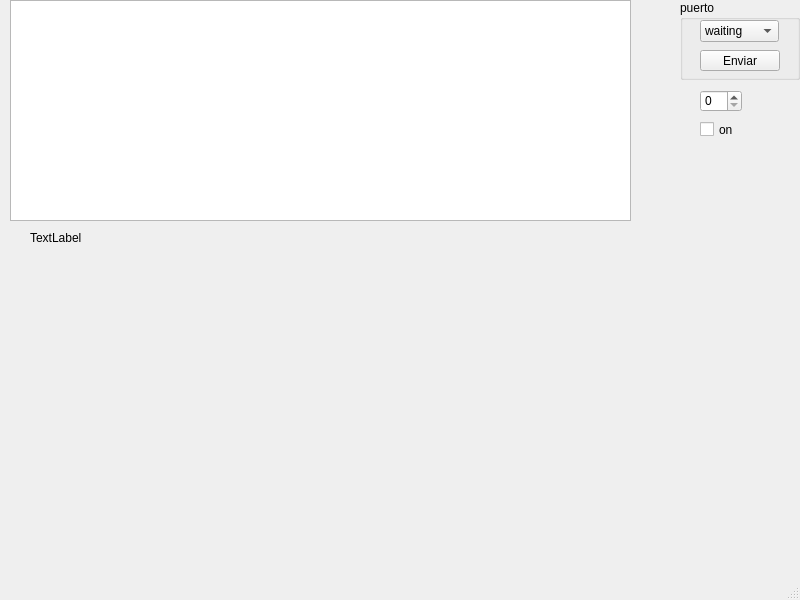
This is mainwindow.ui in Gonzanegro/JuegoToposQt as Qt 5 draws it before an edit. The edited form follows.
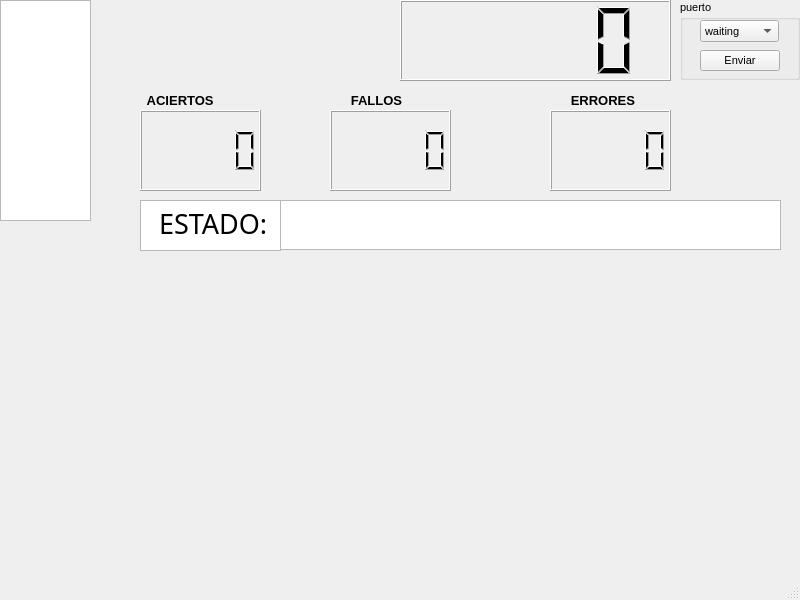
This is the edited form.

Commit message: manejando tiempos falta juego

```diff
--- a/mainwindow.ui
+++ b/mainwindow.ui
@@ -10,6 +10,11 @@
     <height>600</height>
    </rect>
   </property>
+  <property name="font">
+   <font>
+    <pointsize>8</pointsize>
+   </font>
+  </property>
   <property name="windowTitle">
    <string>MainWindow</string>
   </property>
@@ -17,9 +22,9 @@
    <widget class="QTextBrowser" name="textBrowser">
     <property name="geometry">
      <rect>
-      <x>10</x>
+      <x>0</x>
       <y>0</y>
-      <width>621</width>
+      <width>91</width>
       <height>221</height>
      </rect>
     </property>
@@ -101,43 +106,162 @@
      </property>
     </widget>
    </widget>
-   <widget class="QSpinBox" name="spinBox">
+   <widget class="QTextEdit" name="state">
+    <property name="enabled">
+     <bool>true</bool>
+    </property>
     <property name="geometry">
      <rect>
-      <x>700</x>
-      <y>90</y>
-      <width>42</width>
-      <height>22</height>
+      <x>280</x>
+      <y>200</y>
+      <width>501</width>
+      <height>50</height>
      </rect>
     </property>
-    <property name="maximum">
-     <number>3</number>
+    <property name="font">
+     <font>
+      <family>ISOCPEUR</family>
+      <pointsize>20</pointsize>
+     </font>
     </property>
+    <property name="autoFillBackground">
+     <bool>true</bool>
+    </property>
+    <property name="readOnly">
+     <bool>true</bool>
+    </property>
+    <property name="html">
+     <string>&lt;!DOCTYPE HTML PUBLIC &quot;-//W3C//DTD HTML 4.0//EN&quot; &quot;http://www.w3.org/TR/REC-html40/strict.dtd&quot;&gt;
+&lt;html&gt;&lt;head&gt;&lt;meta name=&quot;qrichtext&quot; content=&quot;1&quot; /&gt;&lt;style type=&quot;text/css&quot;&gt;
+p, li { white-space: pre-wrap; }
+&lt;/style&gt;&lt;/head&gt;&lt;body style=&quot; font-family:'ISOCPEUR'; font-size:20pt; font-weight:400; font-style:normal;&quot;&gt;
+&lt;p align=&quot;center&quot; style=&quot;-qt-paragraph-type:empty; margin-top:0px; margin-bottom:0px; margin-left:0px; margin-right:0px; -qt-block-indent:0; text-indent:0px; font-family:'Impact';&quot;&gt;&lt;br /&gt;&lt;/p&gt;&lt;/body&gt;&lt;/html&gt;</string>
+    </property>
    </widget>
-   <widget class="QCheckBox" name="checkBox">
+   <widget class="QTextEdit" name="Estadotxt">
     <property name="geometry">
      <rect>
-      <x>700</x>
-      <y>120</y>
-      <width>72</width>
-      <height>19</height>
+      <x>140</x>
+      <y>200</y>
+      <width>141</width>
+      <height>51</height>
      </rect>
     </property>
-    <property name="text">
-     <string>on</string>
+    <property name="font">
+     <font>
+      <family>ISOCPEUR</family>
+      <pointsize>20</pointsize>
+     </font>
+    </property>
+    <property name="readOnly">
+     <bool>true</bool>
+    </property>
+    <property name="html">
+     <string>&lt;!DOCTYPE HTML PUBLIC &quot;-//W3C//DTD HTML 4.0//EN&quot; &quot;http://www.w3.org/TR/REC-html40/strict.dtd&quot;&gt;
+&lt;html&gt;&lt;head&gt;&lt;meta name=&quot;qrichtext&quot; content=&quot;1&quot; /&gt;&lt;style type=&quot;text/css&quot;&gt;
+p, li { white-space: pre-wrap; }
+&lt;/style&gt;&lt;/head&gt;&lt;body style=&quot; font-family:'ISOCPEUR'; font-size:20pt; font-weight:400; font-style:normal;&quot;&gt;
+&lt;p style=&quot; margin-top:0px; margin-bottom:0px; margin-left:0px; margin-right:0px; -qt-block-indent:0; text-indent:0px;&quot;&gt;  ESTADO:&lt;/p&gt;&lt;/body&gt;&lt;/html&gt;</string>
+    </property>
+   </widget>
+   <widget class="QLCDNumber" name="LcdAciertos">
+    <property name="geometry">
+     <rect>
+      <x>140</x>
+      <y>110</y>
+      <width>121</width>
+      <height>81</height>
+     </rect>
+    </property>
+   </widget>
+   <widget class="QLCDNumber" name="lcdFallos">
+    <property name="geometry">
+     <rect>
+      <x>330</x>
+      <y>110</y>
+      <width>121</width>
+      <height>81</height>
+     </rect>
+    </property>
+   </widget>
+   <widget class="QLCDNumber" name="lcdErrores">
+    <property name="geometry">
+     <rect>
+      <x>550</x>
+      <y>110</y>
+      <width>121</width>
+      <height>81</height>
+     </rect>
+    </property>
+   </widget>
+   <widget class="QLCDNumber" name="lcdPuntaje">
+    <property name="geometry">
+     <rect>
+      <x>400</x>
+      <y>0</y>
+      <width>271</width>
+      <height>81</height>
+     </rect>
     </property>
    </widget>
    <widget class="QLabel" name="label">
     <property name="geometry">
      <rect>
-      <x>30</x>
-      <y>230</y>
-      <width>161</width>
-      <height>16</height>
+      <x>140</x>
+      <y>90</y>
+      <width>81</width>
+      <height>21</height>
      </rect>
     </property>
+    <property name="font">
+     <font>
+      <pointsize>10</pointsize>
+      <weight>75</weight>
+      <bold>true</bold>
+     </font>
+    </property>
     <property name="text">
-     <string>TextLabel</string>
+     <string>  ACIERTOS</string>
+    </property>
+   </widget>
+   <widget class="QLabel" name="label_2">
+    <property name="geometry">
+     <rect>
+      <x>340</x>
+      <y>90</y>
+      <width>81</width>
+      <height>21</height>
+     </rect>
+    </property>
+    <property name="font">
+     <font>
+      <pointsize>10</pointsize>
+      <weight>75</weight>
+      <bold>true</bold>
+     </font>
+    </property>
+    <property name="text">
+     <string>   FALLOS</string>
+    </property>
+   </widget>
+   <widget class="QLabel" name="label_3">
+    <property name="geometry">
+     <rect>
+      <x>560</x>
+      <y>90</y>
+      <width>81</width>
+      <height>21</height>
+     </rect>
+    </property>
+    <property name="font">
+     <font>
+      <pointsize>10</pointsize>
+      <weight>75</weight>
+      <bold>true</bold>
+     </font>
+    </property>
+    <property name="text">
+     <string>   ERRORES</string>
     </property>
    </widget>
   </widget>
```
Left out of the diff: 10 changed lines with no effect on the pictures. The commit also changes 2 other files.
